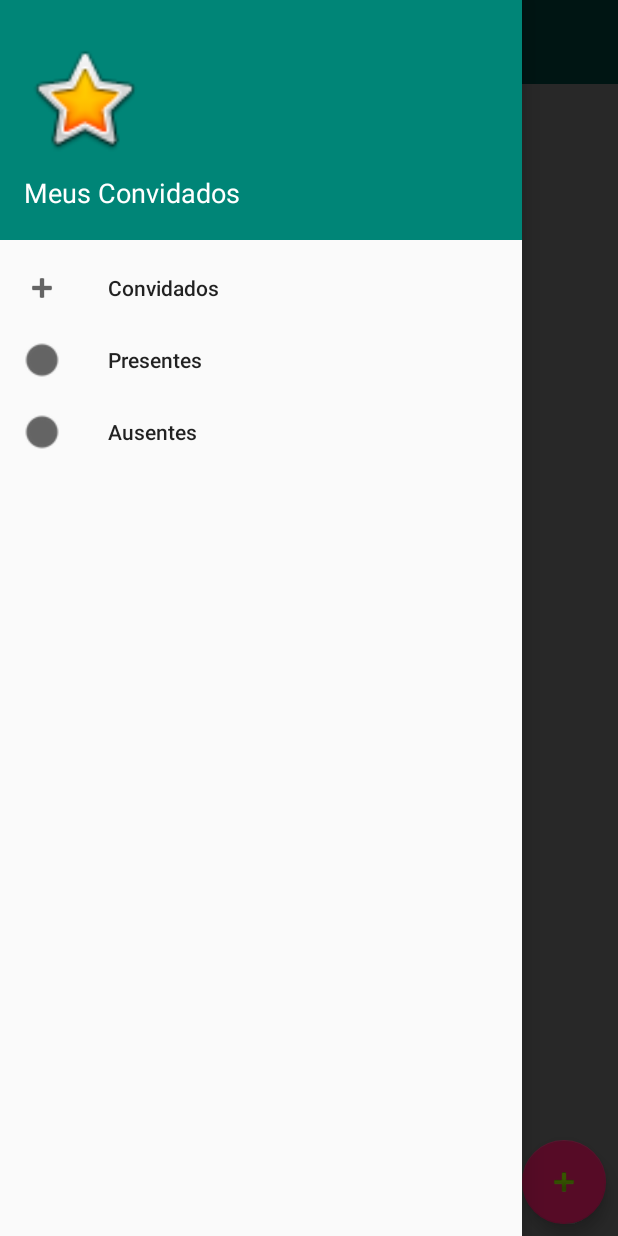
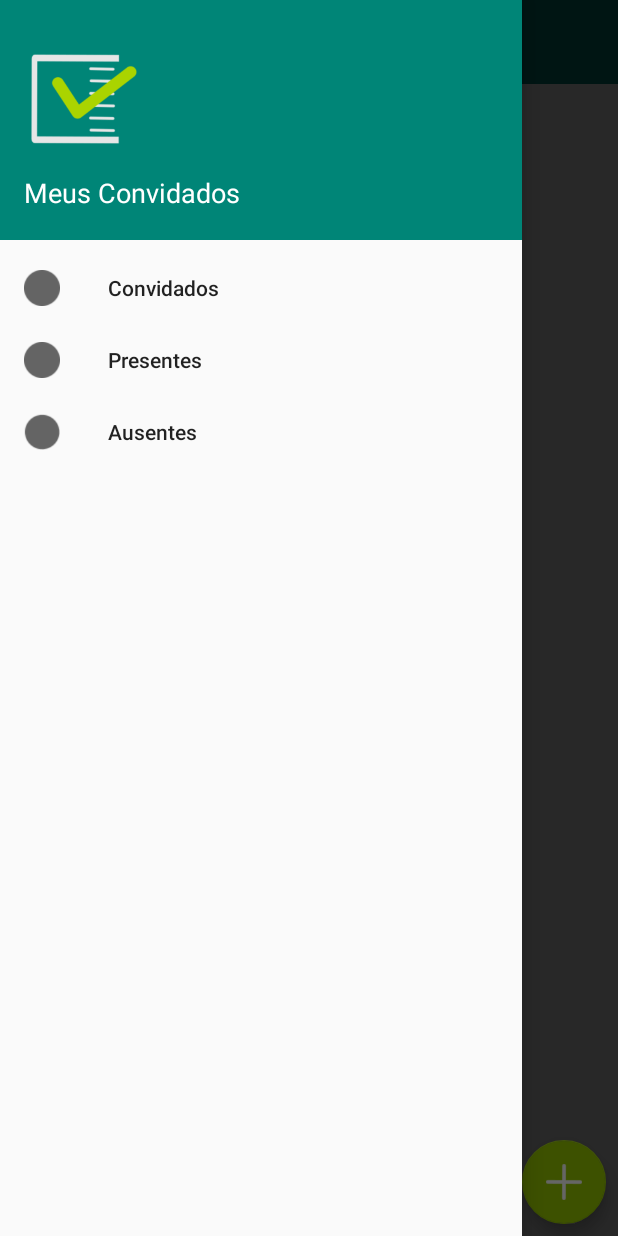
Before and after one commit to reginaldobarreto/GuestList, an Android app: the screen it shows after launch (MainActivity), with the side drawer open, on a phone screen of 412 x 824 dp. Run offline under Robolectric (Android 15) with nearby library versions, the phone set to English and light mode, and no system bars; our stand-ins replace ButterKnife.

Commit message:
editado header, troca de icones

```diff
--- a/app/src/main/res/layout/content.xml
+++ b/app/src/main/res/layout/content.xml
@@ -12,8 +12,9 @@
         android:layout_marginEnd="8dp"
         android:layout_marginBottom="8dp"
         android:clickable="true"
+        app:backgroundTint="@android:color/holo_green_light"
         app:fabSize="normal"
         app:layout_constraintBottom_toBottomOf="parent"
         app:layout_constraintEnd_toEndOf="parent"
-        app:srcCompat="@android:drawable/ic_input_add" />
+        app:srcCompat="@drawable/add" />
 </androidx.constraintlayout.widget.ConstraintLayout>
--- a/app/src/main/res/layout/header.xml
+++ b/app/src/main/res/layout/header.xml
@@ -13,7 +13,7 @@
         android:layout_width="80dp"
         android:layout_height="80dp"
         android:layout_marginTop="10dp"
-        app:srcCompat="@android:drawable/btn_star_big_on" />
+        app:srcCompat="@drawable/ic_launcher" />
 
     <TextView
         android:id="@+id/textView"
--- a/app/src/main/res/menu/menu.xml
+++ b/app/src/main/res/menu/menu.xml
@@ -4,17 +4,14 @@
 
     <item
         android:id="@+id/menu_guest"
-        android:icon="@android:drawable/ic_input_add"
-        android:title="@string/txt_convidados"
-        app:showAsAction="always" />
+        android:icon="@drawable/invite"
+        android:title="@string/txt_convidados" />
     <item
         android:id="@+id/menu_present"
-        android:icon="@android:drawable/presence_online"
-        android:title="@string/txt_presentes"
-        app:showAsAction="always" />
+        android:icon="@drawable/present"
+        android:title="@string/txt_presentes" />
     <item
         android:id="@+id/menu_absent"
-        android:icon="@android:drawable/presence_busy"
-        android:title="@string/txt_ausentes"
-        app:showAsAction="always" />
+        android:icon="@drawable/absent"
+        android:title="@string/txt_ausentes" />
 </menu>
```
Also changed, not shown: app/src/main/res/absent.png (added), app/src/main/res/add.png (added), app/src/main/res/drawable/absent.png (added), app/src/main/res/drawable/add.png (added), app/src/main/res/drawable/ic_launcher.png (added), app/src/main/res/drawable/icon_drawer.png (added), app/src/main/res/drawable/invite.png (added), app/src/main/res/drawable/present.png (added), app/src/main/res/drawable/remove.png (added), app/src/main/res/ic-launcher.png (added), app/src/main/res/icon-drawer.png (added), app/src/main/res/invite.png (added), app/src/main/res/present.png (added), app/src/main/res/remove.png (added).
